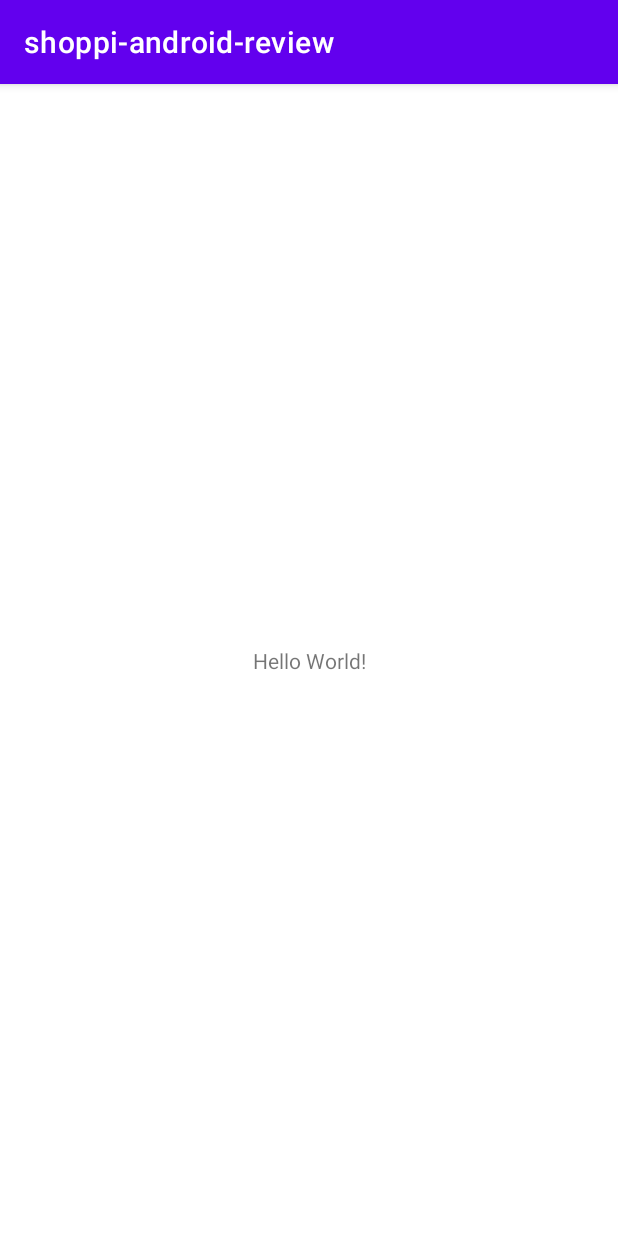
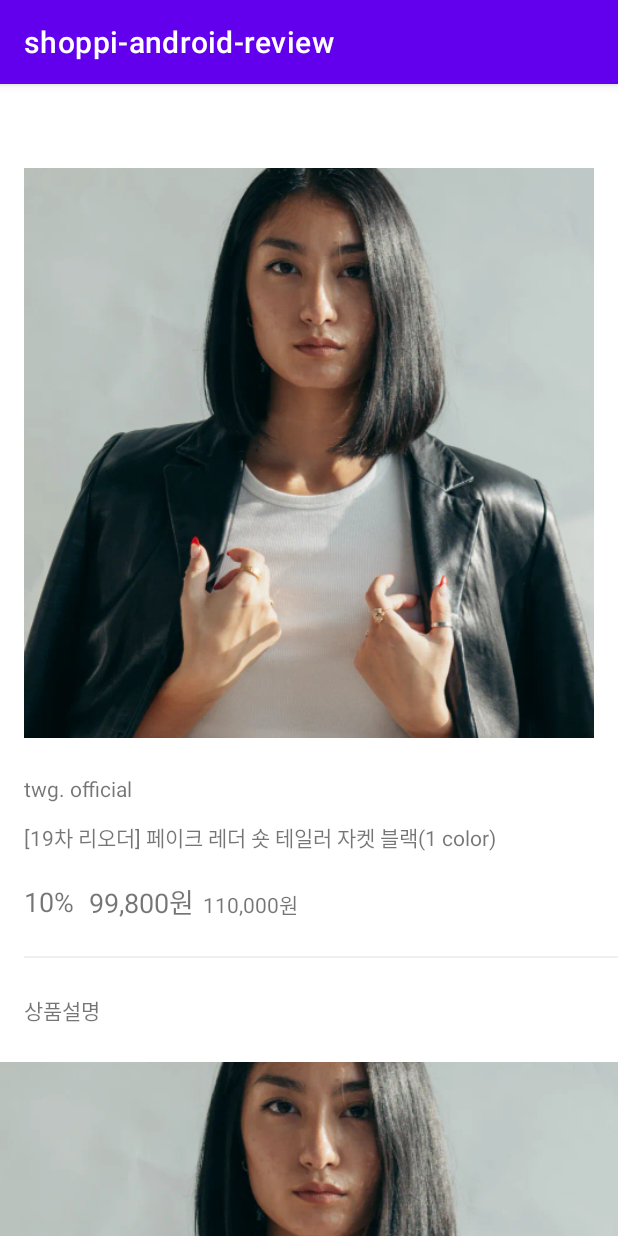
Before and after one commit to jyryuitpro/shoppi-android-review, an Android app: the screen it shows after launch (MainActivity), on a phone screen of 412 x 824 dp. Run offline under Robolectric (Android 15) with nearby library versions, the phone set to English and light mode, and no system bars.

Commit message:
복습 및 실습 2. NestedScrollView

```diff
--- a/app/src/main/java/io/jyryuitpro/shoppi/android/review/MainActivity.kt
+++ b/app/src/main/java/io/jyryuitpro/shoppi/android/review/MainActivity.kt
@@ -6,6 +6,6 @@ import android.os.Bundle
 class MainActivity : AppCompatActivity() {
     override fun onCreate(savedInstanceState: Bundle?) {
         super.onCreate(savedInstanceState)
-        setContentView(R.layout.activity_main)
+        setContentView(R.layout.activity_product_detail)
     }
 }
--- a/app/src/main/res/layout/activity_product_detail.xml
+++ b/app/src/main/res/layout/activity_product_detail.xml
@@ -12,22 +12,34 @@
         app:layout_constraintStart_toStartOf="parent"
         app:layout_constraintTop_toTopOf="parent" />
 
+    <androidx.core.widget.NestedScrollView
+        android:layout_width="0dp"
+        android:layout_height="0dp"
+        app:layout_constraintBottom_toBottomOf="parent"
+        app:layout_constraintEnd_toEndOf="parent"
+        app:layout_constraintStart_toStartOf="parent"
+        app:layout_constraintTop_toBottomOf="@id/toolbar_product_detail">
+
+        <androidx.constraintlayout.widget.ConstraintLayout
+            android:layout_width="match_parent"
+            android:layout_height="wrap_content">
+
             <!-- app:layout_constraintDimensionRatio="w, 1:1" : height를 width 기준으로 1:1 비율로 늘려줘 -->
             <ImageView
-        android:id="@+id/iv_product_detail_thumbnail"
+                android:id="@+id/iv_product_thumbnail"
                 android:layout_width="0dp"
                 android:layout_height="0dp"
                 android:layout_marginStart="16dp"
                 android:layout_marginEnd="16dp"
-        android:contentDescription="@string/description_product_detail_thumbnail"
+                android:contentDescription="@string/description_product_thumbnail"
                 android:src="@drawable/img_pdp_top_01"
                 app:layout_constraintDimensionRatio="w, 1:1"
                 app:layout_constraintEnd_toEndOf="parent"
                 app:layout_constraintStart_toStartOf="parent"
-        app:layout_constraintTop_toBottomOf="@id/toolbar_product_detail" />
+                app:layout_constraintTop_toTopOf="parent" />
 
             <TextView
-        android:id="@+id/tv_product_detail_brand_name"
+                android:id="@+id/tv_product_brand_name"
                 android:layout_width="0dp"
                 android:layout_height="wrap_content"
                 android:layout_marginStart="16dp"
@@ -36,10 +48,10 @@
                 android:text="twg. official"
                 app:layout_constraintEnd_toEndOf="parent"
                 app:layout_constraintStart_toStartOf="parent"
-        app:layout_constraintTop_toBottomOf="@id/iv_product_detail_thumbnail" />
+                app:layout_constraintTop_toBottomOf="@id/iv_product_thumbnail" />
 
             <TextView
-        android:id="@+id/tv_product_detail_label"
+                android:id="@+id/tv_product_label"
                 android:layout_width="0dp"
                 android:layout_height="wrap_content"
                 android:layout_marginStart="16dp"
@@ -48,10 +60,10 @@
                 android:text="[19차 리오더] 페이크 레더 숏 테일러 자켓 블랙(1 color)"
                 app:layout_constraintEnd_toEndOf="parent"
                 app:layout_constraintStart_toStartOf="parent"
-        app:layout_constraintTop_toBottomOf="@id/tv_product_detail_brand_name" />
+                app:layout_constraintTop_toBottomOf="@id/tv_product_brand_name" />
 
             <TextView
-        android:id="@+id/tv_product_detail_discount_rate"
+                android:id="@+id/tv_product_discount_rate"
                 android:layout_width="wrap_content"
                 android:layout_height="wrap_content"
                 android:layout_marginStart="16dp"
@@ -59,26 +71,65 @@
                 android:text="10%"
                 android:textSize="18sp"
                 app:layout_constraintStart_toStartOf="parent"
-        app:layout_constraintTop_toBottomOf="@id/tv_product_detail_label" />
+                app:layout_constraintTop_toBottomOf="@id/tv_product_label" />
 
             <TextView
-        android:id="@+id/tv_product_detail_discount_price"
+                android:id="@+id/tv_product_discount_price"
                 android:layout_width="wrap_content"
                 android:layout_height="wrap_content"
                 android:layout_marginStart="10dp"
                 android:text="99,800원"
                 android:textSize="18sp"
-        app:layout_constraintBottom_toBottomOf="@id/tv_product_detail_discount_rate"
-        app:layout_constraintStart_toEndOf="@id/tv_product_detail_discount_rate"
-        app:layout_constraintTop_toTopOf="@id/tv_product_detail_discount_rate" />
+                app:layout_constraintBottom_toBottomOf="@id/tv_product_discount_rate"
+                app:layout_constraintStart_toEndOf="@id/tv_product_discount_rate"
+                app:layout_constraintTop_toTopOf="@id/tv_product_discount_rate" />
 
             <TextView
+                android:id="@+id/tv_product_price"
                 android:layout_width="wrap_content"
                 android:layout_height="wrap_content"
                 android:layout_marginStart="6dp"
                 android:text="110,000원"
                 android:textSize="14sp"
-        app:layout_constraintBaseline_toBaselineOf="@id/tv_product_detail_discount_price"
-        app:layout_constraintStart_toEndOf="@id/tv_product_detail_discount_price" />
+                app:layout_constraintBaseline_toBaselineOf="@id/tv_product_discount_price"
+                app:layout_constraintStart_toEndOf="@id/tv_product_discount_price" />
+
+            <View
+                android:id="@+id/view_divider_product"
+                android:layout_width="0dp"
+                android:layout_height="1dp"
+                android:layout_marginStart="16dp"
+                android:layout_marginTop="24dp"
+                android:background="#eeeff1"
+                app:layout_constraintStart_toStartOf="parent"
+                app:layout_constraintTop_toBottomOf="@id/tv_product_price" />
+
+            <TextView
+                android:id="@+id/tv_product_detail_image_title"
+                android:layout_width="wrap_content"
+                android:layout_height="wrap_content"
+                android:layout_marginStart="16dp"
+                android:layout_marginTop="24dp"
+                android:text="@string/title_product_detail_image"
+                app:layout_constraintStart_toStartOf="parent"
+                app:layout_constraintTop_toBottomOf="@id/view_divider_product" />
+
+            <ImageView
+                android:id="@+id/iv_product_detail_image"
+                android:layout_width="0dp"
+                android:layout_height="wrap_content"
+                android:layout_marginTop="24dp"
+                android:layout_marginBottom="50dp"
+                android:contentDescription="@string/description_product_detail_image"
+                android:scaleType="centerCrop"
+                android:src="@drawable/img_pdp_top_01"
+                app:layout_constraintBottom_toBottomOf="parent"
+                app:layout_constraintEnd_toEndOf="parent"
+                app:layout_constraintStart_toStartOf="parent"
+                app:layout_constraintTop_toBottomOf="@id/tv_product_detail_image_title" />
 
         </androidx.constraintlayout.widget.ConstraintLayout>
+
+    </androidx.core.widget.NestedScrollView>
+
+</androidx.constraintlayout.widget.ConstraintLayout>
--- a/app/src/main/res/values/strings.xml
+++ b/app/src/main/res/values/strings.xml
@@ -1,4 +1,6 @@
 <resources>
     <string name="app_name">shoppi-android-review</string>
-    <string name="description_product_detail_thumbnail">상품 상세 대표 이미지</string>
+    <string name="description_product_thumbnail">상품 상세 대표 이미지</string>
+    <string name="title_product_detail_image">상품설명</string>
+    <string name="description_product_detail_image">상품 상세 이미지</string>
 </resources>
```
Lines whose indentation alone changed are shown as unchanged.
